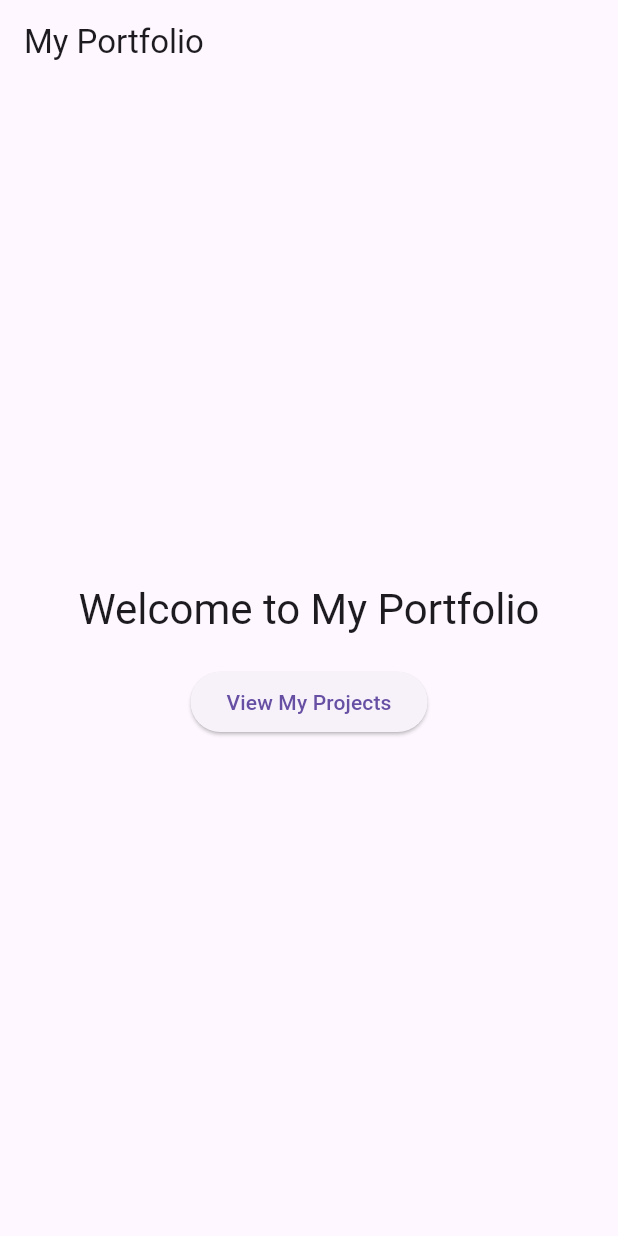
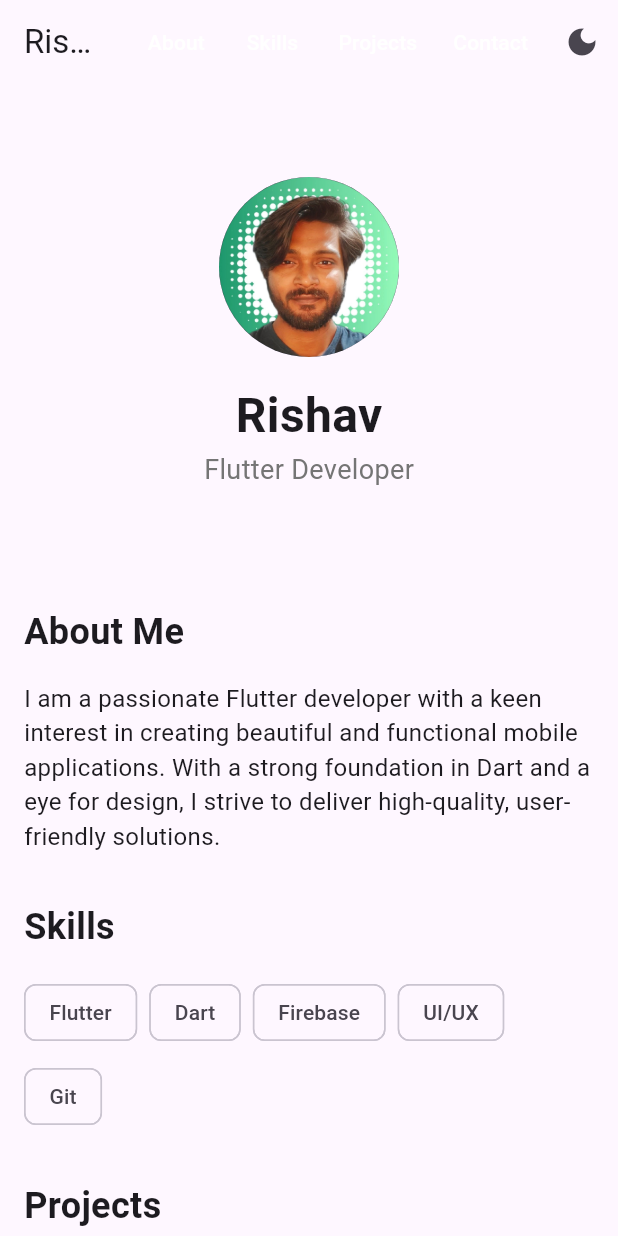
Before and after one commit to roboxoXd3/portfolioApp, a Flutter app: the screen it shows after launch, on a phone screen of 412 x 824 dp. Run offline on Flutter 3.47's test engine with Material 3 defaults, Android fonts, the phone set to English and light mode, and no system bars; drawn by our look-alikes of flutter_animate; our stand-ins replace bloc, flutter_bloc, go_router.

Commit message:
Updated Homepage to have standard view

```diff
--- /dev/null
+++ b/lib/features/home/bloc/home_bloc.dart
@@ -0,0 +1,68 @@
+// lib/features/home/bloc/home_bloc.dart
+
+import 'package:flutter/material.dart';
+import 'package:flutter_bloc/flutter_bloc.dart';
+
+// Events
+abstract class HomeEvent {}
+
+class LoadHomeDataEvent extends HomeEvent {}
+class ToggleThemeEvent extends HomeEvent {}
+
+
+// States
+class HomeState {
+  final List<String> skills;
+  final List<String> projects;
+  final bool isLoading;
+  final ThemeMode themeMode;
+
+  HomeState({
+    this.skills = const [],
+    this.projects = const [],
+    this.isLoading = false,
+    this.themeMode = ThemeMode.light,
+  });
+
+  HomeState copyWith({
+    List<String>? skills,
+    List<String>? projects,
+    bool? isLoading,
+     ThemeMode? themeMode,
+  }) {
+    return HomeState(
+      skills: skills ?? this.skills,
+      projects: projects ?? this.projects,
+      isLoading: isLoading ?? this.isLoading,
+      themeMode: themeMode ?? this.themeMode,
+    );
+  }
+}
+
+class HomeBloc extends Bloc<HomeEvent, HomeState> {
+  HomeBloc() : super(HomeState(isLoading: true)) {
+    on<LoadHomeDataEvent>(_onLoadHomeData);
+     on<ToggleThemeEvent>(_onToggleTheme);
+
+  }
+
+  void _onToggleTheme(ToggleThemeEvent event, Emitter<HomeState> emit) {
+    final newThemeMode = state.themeMode == ThemeMode.light ? ThemeMode.dark : ThemeMode.light;
+    emit(state.copyWith(themeMode: newThemeMode));
+  }
+
+  void _onLoadHomeData(LoadHomeDataEvent event, Emitter<HomeState> emit) async {
+    emit(state.copyWith(isLoading: true));
+
+    // Simulate data loading
+    await Future.delayed(const Duration(seconds: 1));
+
+    emit(state.copyWith(
+      skills: ['Flutter', 'Dart', 'Firebase', 'UI/UX', 'Git'],
+      projects: ['Project 1', 'Project 2', 'Project 3', 'Project 4', 'Project 5'],
+      isLoading: false,
+    ));
+
+
+  }
+}
--- a/lib/features/home/pages/home_page.dart
+++ b/lib/features/home/pages/home_page.dart
@@ -1,31 +1,168 @@
-// lib/features/home/pages/home_page.dart
-
 import 'package:flutter/material.dart';
-import 'package:go_router/go_router.dart';
+import 'package:flutter_bloc/flutter_bloc.dart';
+import 'package:flutter_animate/flutter_animate.dart';
+import '../bloc/home_bloc.dart';
 
 class HomePage extends StatelessWidget {
   @override
   Widget build(BuildContext context) {
-    return Scaffold(
-      appBar: AppBar(
-        title: const Text('My Portfolio'),
+    return BlocProvider(
+      create: (context) => HomeBloc()..add(LoadHomeDataEvent()),
+      child: BlocBuilder<HomeBloc, HomeState>(
+        builder: (context, state) {
+          return MaterialApp(
+            themeMode: state.themeMode,
+            theme: ThemeData.light(),
+            darkTheme: ThemeData.dark(),
+            home: Scaffold(
+              appBar: AppBar(
+                title: const Text('Rishav').animate().fadeIn(duration: 600.ms),
+                actions: [
+                  TextButton(onPressed: () {}, child: const Text('About', style: TextStyle(color: Colors.white))),
+                  TextButton(onPressed: () {}, child: const Text('Skills', style: TextStyle(color: Colors.white))),
+                  TextButton(onPressed: () {}, child: const Text('Projects', style: TextStyle(color: Colors.white))),
+                  TextButton(onPressed: () {}, child: const Text('Contact', style: TextStyle(color: Colors.white))),
+                  IconButton(
+                    icon: Icon(state.themeMode == ThemeMode.light ? Icons.dark_mode : Icons.light_mode),
+                    onPressed: () => context.read<HomeBloc>().add(ToggleThemeEvent()),
+                  ),
+                ].animate(interval: 100.ms).fadeIn(duration: 300.ms).slideX(begin: 30, end: 0),
+              ),
+              body: _buildBody(context, state),
+            ),
+          );
+        },
       ),
-      body: Center(
+    );
+  }
+
+  Widget _buildBody(BuildContext context, HomeState state) {
+    if (state.isLoading) {
+      return Center(child: const CircularProgressIndicator().animate().scale());
+    }
+    return SingleChildScrollView(
+      child: Padding(
+        padding: const EdgeInsets.all(16.0),
+        child: Column(
+          crossAxisAlignment: CrossAxisAlignment.start,
+          children: [
+            _buildHeroSection(),
+            const SizedBox(height: 32),
+            _buildAboutSection(),
+            const SizedBox(height: 32),
+            _buildSkillsSection(state.skills),
+            const SizedBox(height: 32),
+            _buildProjectsSection(state.projects),
+            const SizedBox(height: 32),
+            _buildContactSection(),
+          ].animate(interval: 200.ms).fadeIn(duration: 500.ms).slideY(begin: 30, end: 0),
+        ),
+      ),
+    );
+  }
+
+  Widget _buildHeroSection() {
+    return Container(
+      height: 300,
+      child: Center(
         child: Column(
           mainAxisAlignment: MainAxisAlignment.center,
           children: [
+            const CircleAvatar(
+              radius: 60,
+              backgroundImage: AssetImage('assets/profile_photo.jpg'),
+            ).animate().scale(delay: 300.ms, duration: 600.ms),
+            const SizedBox(height: 16),
+            const Text(
+              'Rishav',
+              style: TextStyle(fontSize: 32, fontWeight: FontWeight.bold),
+            ).animate().fadeIn(delay: 600.ms, duration: 500.ms),
             Text(
-              'Welcome to My Portfolio',
-              style: Theme.of(context).textTheme.headlineMedium,
-            ),
-            const SizedBox(height: 20),
-            ElevatedButton(
-              child: const Text('View My Projects'),
-              onPressed: () => context.go('/projects'),
-            ),
+              'Flutter Developer',
+              style: TextStyle(fontSize: 18, color: Colors.grey[600]),
+            ).animate().fadeIn(delay: 800.ms, duration: 500.ms),
           ],
         ),
       ),
     );
   }
+
+  Widget _buildAboutSection() {
+    return Column(
+      crossAxisAlignment: CrossAxisAlignment.start,
+      children: [
+        const Text('About Me', style: TextStyle(fontSize: 24, fontWeight: FontWeight.bold)),
+        const SizedBox(height: 16),
+        const Text(
+          'I am a passionate Flutter developer with a keen interest in creating beautiful and functional mobile applications. With a strong foundation in Dart and a eye for design, I strive to deliver high-quality, user-friendly solutions.',
+          style: TextStyle(fontSize: 16),
+        ),
+      ].animate(interval: 100.ms).fadeIn(duration: 500.ms).slideX(begin: -30, end: 0),
+    );
+  }
+
+Widget _buildSkillsSection(List<String> skills) {
+  return Column(
+    crossAxisAlignment: CrossAxisAlignment.start,
+    children: [
+      const Text('Skills', style: TextStyle(fontSize: 24, fontWeight: FontWeight.bold)),
+      const SizedBox(height: 16),
+      Wrap(
+        spacing: 8,
+        runSpacing: 8,
+        children: skills.asMap().entries.map((entry) {
+          int index = entry.key;
+          String skill = entry.value;
+          return Chip(label: Text(skill)).animate()
+            .fadeIn(duration: 300.ms, delay: (index * 50).ms)
+            .scaleXY(begin: 0.8, end: 1, duration: 300.ms, delay: (index * 50).ms);
+        }).toList(),
+      ),
+    ],
+  );
 }
+
+
+  Widget _buildProjectsSection(List<String> projects) {
+    return Column(
+      crossAxisAlignment: CrossAxisAlignment.start,
+      children: [
+        const Text('Projects', style: TextStyle(fontSize: 24, fontWeight: FontWeight.bold)),
+        const SizedBox(height: 16),
+        ListView.builder(
+          shrinkWrap: true,
+          physics: const NeverScrollableScrollPhysics(),
+          itemCount: projects.length,
+          itemBuilder: (context, index) {
+            return Card(
+              child: ListTile(
+                title: Text(projects[index]),
+                trailing: const Icon(Icons.arrow_forward),
+                onTap: () {
+                  // Navigate to project details
+                },
+              ),
+            ).animate(delay: Duration(milliseconds: 100 * index)).fadeIn(duration: 500.ms).slideX(begin: 30, end: 0);
+          },
+        ),
+      ],
+    );
+  }
+
+  Widget _buildContactSection() {
+    return Column(
+      crossAxisAlignment: CrossAxisAlignment.start,
+      children: [
+        const Text('Contact', style: TextStyle(fontSize: 24, fontWeight: FontWeight.bold)),
+        const SizedBox(height: 16),
+        ElevatedButton.icon(
+          icon: const Icon(Icons.email),
+          label: const Text('Get in Touch'),
+          onPressed: () {
+            // Open contact form or email client
+          },
+        ).animate().scale(delay: 300.ms, duration: 300.ms),
+      ],
+    );
+  }
+}
--- a/pubspec.yaml
+++ b/pubspec.yaml
@@ -46,6 +46,7 @@ dependencies:
   dio: ^5.5.0+1
   flutter_svg: ^2.0.10+1
   flutter_screenutil: ^5.9.3
+  flutter_cube: ^0.1.1
 
 dev_dependencies:
   flutter_test:
@@ -70,8 +71,8 @@ flutter:
   uses-material-design: true
 
   # To add assets to your application, add an assets section, like this:
-  # assets:
-  #   - images/a_dot_burr.jpeg
+  assets:
+    - assets/
   #   - images/a_dot_ham.jpeg
 
   # An image asset can refer to one or more resolution-specific "variants", see
```
Also changed, not shown: assets/profile_photo.jpg (added), assets/starfield.png (added), pubspec.lock.
